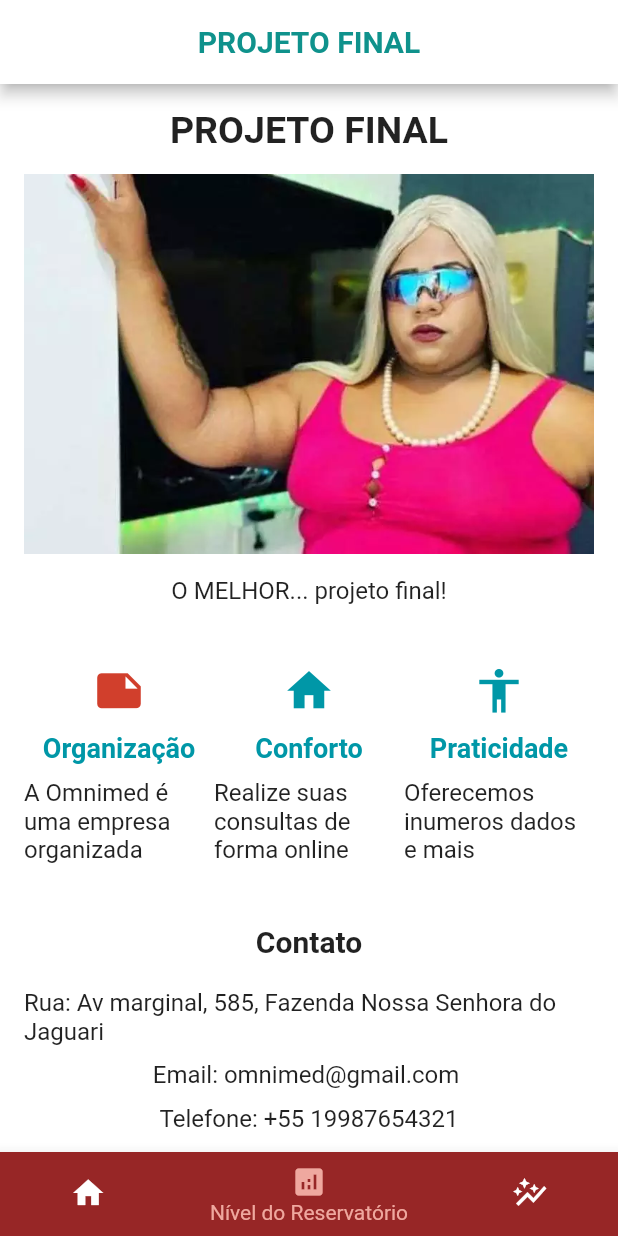
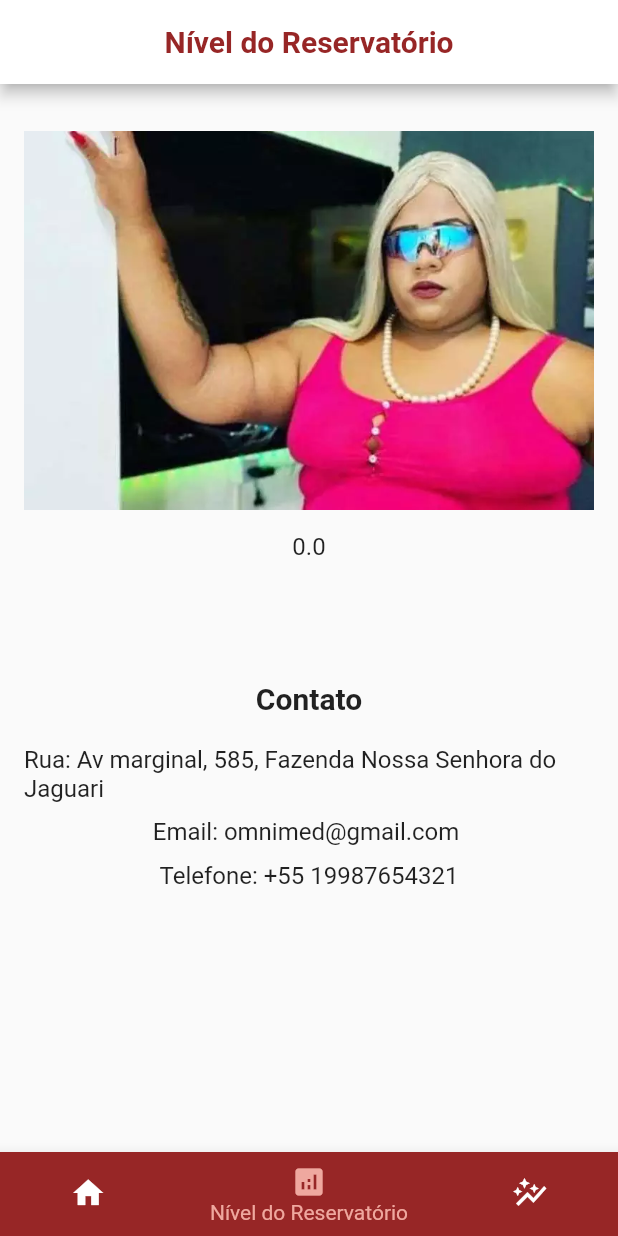
Before and after one commit to ingridglima/projetofinal-sensor, a Flutter app: the screen it shows after launch, item 2 of the bottom bar chosen, on a phone screen of 412 x 824 dp. Run offline on Flutter 3.47's test engine with Material 2 defaults, Android fonts, the phone set to English and light mode, and no system bars; our stand-ins replace easy_splash_screen, syncfusion_flutter_charts; missing offline and left inert: mongo_dart; network calls fail.

Commit message:
adicionando requisições e alimentando gráfico

```diff
--- a/lib/entities/Medida.dart
+++ b/lib/entities/Medida.dart
@@ -2,13 +2,16 @@ class Medida {
   int? id;
   final String data;
   final double litros;
+  String? temperatura;
 
-  Medida(this.data, this.litros);
+  Medida(this.data, this.litros, this.temperatura);
 
   factory Medida.fromJson(Map<String, dynamic> json) {
     return Medida(
-      json['data'] as String,
-      json['litros'] as double,
+      json['data_medicao'] as String,
+      double.parse(json['dado_medicao'] as String),
+      json['temperatura_chip'] as String,
     );
   }
+
 }
--- a/lib/route_generator.dart
+++ b/lib/route_generator.dart
@@ -21,7 +21,7 @@ class RouteGenerator {
         return MaterialPageRoute(builder: (_) => History());
 
       case "/reservoir":
-        return MaterialPageRoute(builder: (_) => const Reservoir());
+        return MaterialPageRoute(builder: (_) => Reservoir());
 
       case "/doors":
         return MaterialPageRoute(builder: (_) => const Doors());
--- a/lib/views/reservoir.dart
+++ b/lib/views/reservoir.dart
@@ -1,36 +1,119 @@
+import 'dart:convert';
+
 import 'package:flutter/material.dart';
+import 'package:http/http.dart';
+import 'package:syncfusion_flutter_charts/charts.dart';
 
-class Reservoir extends StatelessWidget {
-  const Reservoir({Key? key}) : super(key: key);
+import '../entities/Medida.dart';
+import '../services/http_service.dart';
+
+import 'package:flutter/foundation.dart';
+
+void main() {
+  return runApp(Reservoir());
+}
+
+class Reservoir extends StatelessWidget{
+
+  @override
+  Widget build(BuildContext context) {
+    return MaterialApp(
+      title: 'Histórico',
+      theme: ThemeData(primarySwatch: Colors.blue),
+      home: _MyHomePage(),
+    );
+  }
+}
+
+class _MyHomePage extends StatefulWidget {
+  // ignore: prefer_const_constructors_in_immutables
+  _MyHomePage({Key? key}) : super(key: key);
+
+  @override
+  _MyHomePageState createState() => _MyHomePageState();
+}
+
+class _MyHomePageState extends State<_MyHomePage> {
+
+  var uri = Uri.http('waterhelp.000webhostapp.com', '/esp-data.php');
+
+  late List<Medida> medidas = [];
+
+  late Medida ultimaMedida = Medida("", 0, "");
+
+  final HttpService httpService = HttpService();
+
+   @override
+    initState() {
+      super.initState();
+      setState(() {
+        getMedidas();
+        debugPrint('saiu do getDados');
+      });
+
+    }
+
+  Future<void> getMedidas() async {
+
+    Map<String, String> requestHeaders = {
+       'Content-type': 'application/json',
+       'Accept': 'application/json',
+       'Access-Control-Allow-Origin': '*'
+     };
+
+    debugPrint('entrou');
+    Response res = await get(uri, headers: requestHeaders);
+
+    debugPrint('chegou');
+    //debugPrint('TESTE'+res.body);
+
+    if (res.statusCode == 200) {
+
+      dynamic body = jsonDecode(res.body);
+
+      List<dynamic> bodyList = body['result'];
+
+      //debugPrint(bodyList.toString());
+
+      setState(() {
+        medidas = bodyList
+          .map(
+            (dynamic item) => Medida.fromJson(item),
+          )
+          .toList();
+         ultimaMedida = getLast();
+       });
+
+    } else {
+      throw "Unable to retrieve medidas." + res.body;
+    }
+  }
+
+  Medida getLast(){
+    return medidas.elementAt(0);
+  }
 
   @override
   Widget build(BuildContext context) {
     return Scaffold(
-      appBar: AppBar(
+        appBar: AppBar(
         title: const Text(
-          "PROJETO FINAL",
+          "Nível do Reservatório",
           style: TextStyle(
-            color: Color(0xFF0f928c),
+            color: Color.fromARGB(255, 151, 38, 38),
             fontWeight: FontWeight.bold,
           ),
         ),
         centerTitle: true,
         backgroundColor: Colors.white,
-        foregroundColor: const Color(0xFF0f928c),
+        foregroundColor: Colors.white,
       ),
-      body: SingleChildScrollView(
+        body: SingleChildScrollView(
         padding: const EdgeInsets.all(16),
         child: Column(
           mainAxisAlignment: MainAxisAlignment.spaceBetween,
           crossAxisAlignment: CrossAxisAlignment.center,
           children: [
-            const Text(
-              'PROJETO FINAL',
-              style: TextStyle(
-                fontSize: 25,
-                fontWeight: FontWeight.bold,
-              ),
-            ),
             const SizedBox(
               height: 15,
             ),
@@ -38,101 +121,12 @@ class Reservoir extends StatelessWidget {
             const SizedBox(
               height: 15,
             ),
-            const Text('O MELHOR... projeto final!',
+            Text(ultimaMedida.data + ' ' + ultimaMedida.litros.toString() + ' ' + ultimaMedida.temperatura.toString(),
                 style: TextStyle(
                   fontSize: 16,
                 )),
             const SizedBox(
               height: 40,
-            ),
-            Row(
-              mainAxisAlignment: MainAxisAlignment.spaceAround,
-              children: [
-                Flexible(
-                  child: Container(
-                    child: Column(
-                      mainAxisAlignment: MainAxisAlignment.center,
-                      children: [
-                        Icon(
-                          Icons.note,
-                          color: Color.fromARGB(255, 209, 63, 44),
-                          size: 35,
-                        ),
-                        const SizedBox(
-                          height: 10,
-                        ),
-                        Text('Organização',
-                            style: TextStyle(
-                                fontSize: 18,
-                                fontWeight: FontWeight.bold,
-                                color: Colors.cyan.shade700)),
-                        const SizedBox(
-                          height: 10,
-                        ),
-                        const Center(
-                            child: Text('A Omnimed é uma empresa organizada',
-                                style: TextStyle(fontSize: 16))),
-                      ],
-                    ),
-                  ),
-                ),
-                Flexible(
-                  child: Container(
-                    child: Column(
-                      mainAxisAlignment: MainAxisAlignment.center,
-                      children: [
-                        Icon(
-                          Icons.home,
-                          color: Colors.cyan.shade700,
-                          size: 35,
-                        ),
-                        const SizedBox(
-                          height: 10,
-                        ),
-                        Text('Conforto',
-                            style: TextStyle(
-                                fontSize: 18,
-                                fontWeight: FontWeight.bold,
-                                color: Colors.cyan.shade700)),
-                        const SizedBox(
-                          height: 10,
-                        ),
-                        const Center(
-                            child: Text('Realize suas consultas de forma online',
-                                style: TextStyle(fontSize: 16))),
-                      ],
-                    ),
-                  ),
-                ),
-                Flexible(
-                  child: Container(
-                    child: Column(
-                      mainAxisAlignment: MainAxisAlignment.center,
-                      children: [
-                        Icon(
-                          Icons.accessibility,
-                          color: Colors.cyan.shade700,
-                          size: 35,
-                        ),
-                        const SizedBox(
-                          height: 10,
-                        ),
-                        Text('Praticidade',
-                            style: TextStyle(
-                                fontSize: 18,
-                                fontWeight: FontWeight.bold,
-                                color: Colors.cyan.shade700)),
-                        const SizedBox(
-                          height: 10,
-                        ),
-                        const Center(
-                            child: Text('Oferecemos inumeros dados e mais',
-                                style: TextStyle(fontSize: 16))),
-                      ],
-                    ),
-                  ),
-                ),
-              ],
             ),
             const SizedBox(
               height: 40,
@@ -182,6 +176,7 @@ class Reservoir extends StatelessWidget {
           ],
         ),
       ),
-    );
+      );
   }
+
 }
```
Also changed, not shown: lib/services/http_service.dart (+25 -4 lines), lib/views/history.dart (+58 -6 lines), assets/images/Balde.png (added).
